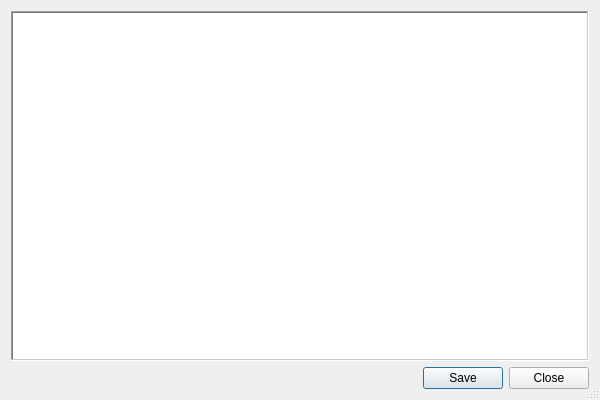
Above: ground/openpilotgcs/src/plugins/setupwizard/connectiondiagram.ui from openpilot/OpenPilot before the change. Below: the same form after it.
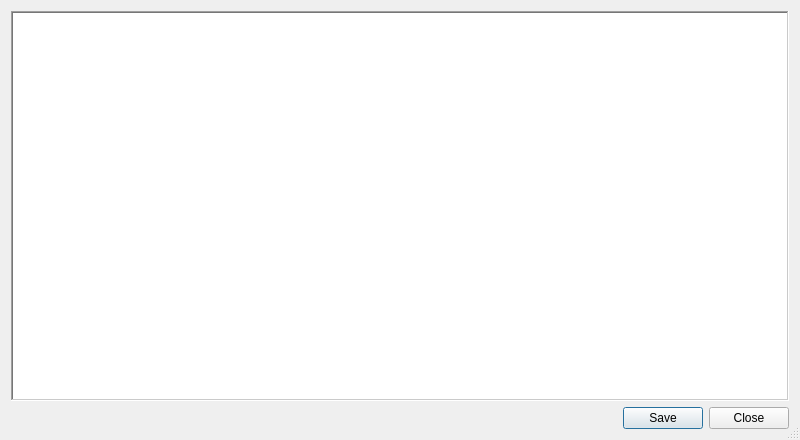
That is the form after the change.

```diff
--- a/ground/openpilotgcs/src/plugins/setupwizard/connectiondiagram.ui
+++ b/ground/openpilotgcs/src/plugins/setupwizard/connectiondiagram.ui
@@ -6,8 +6,8 @@
    <rect>
     <x>0</x>
     <y>0</y>
-    <width>600</width>
-    <height>400</height>
+    <width>800</width>
+    <height>440</height>
    </rect>
   </property>
   <property name="windowTitle">
```
